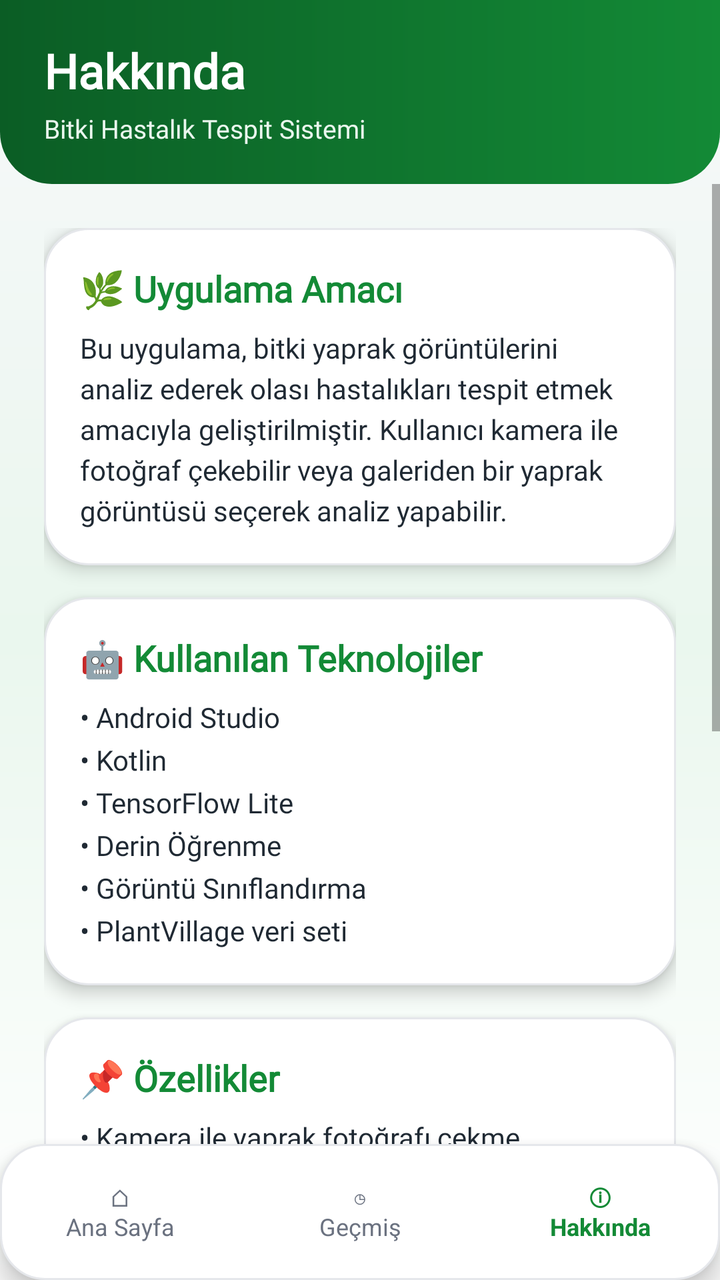
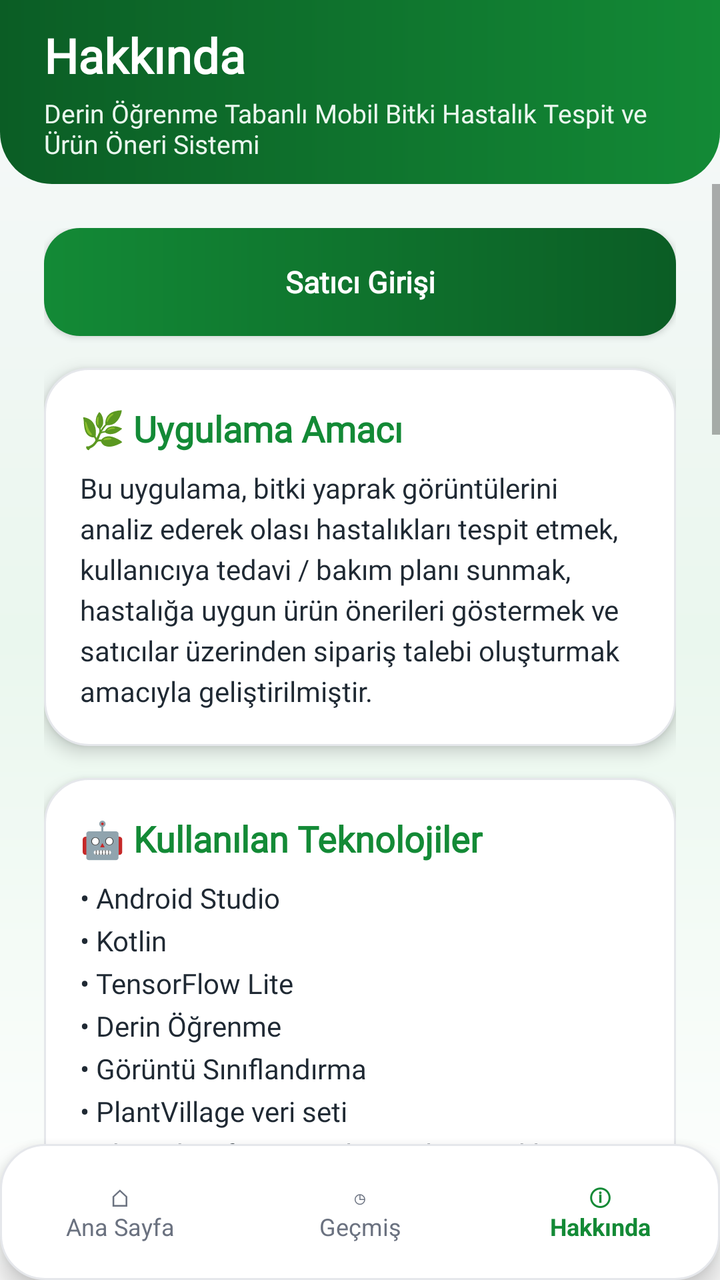

An Android layout rendered at two revisions. The XML below is the earlier revision; the diff shows what the commit changed to produce the second picture.
<!-- AndroidManifest.xml: application theme AppTheme -->
<!-- res/layout/activity_about.xml -->
<?xml version="1.0" encoding="utf-8"?>
<LinearLayout xmlns:android="http://schemas.android.com/apk/res/android"
    android:layout_width="match_parent"
    android:layout_height="match_parent"
    android:orientation="vertical"
    android:background="@drawable/bg_app_gradient">

    <LinearLayout
        android:layout_width="match_parent"
        android:layout_height="92dp"
        android:orientation="vertical"
        android:gravity="center_vertical"
        android:paddingStart="22dp"
        android:paddingEnd="22dp"
        android:background="@drawable/bg_header_green">

        <TextView
            android:layout_width="match_parent"
            android:layout_height="wrap_content"
            android:text="Hakkında"
            android:textColor="#FFFFFF"
            android:textSize="24sp"
            android:textStyle="bold"
            android:fontFamily="@font/opensans_bold" />

        <TextView
            android:layout_width="match_parent"
            android:layout_height="wrap_content"
            android:text="Bitki Hastalık Tespit Sistemi"
            android:textColor="#EAF7EE"
            android:textSize="13sp"
            android:fontFamily="@font/opensans_regular"
            android:layout_marginTop="4dp" />

    </LinearLayout>

    <ScrollView
        android:layout_width="match_parent"
        android:layout_height="0dp"
        android:layout_weight="1"
        android:fillViewport="true">

        <LinearLayout
            android:layout_width="match_parent"
            android:layout_height="wrap_content"
            android:orientation="vertical"
            android:padding="22dp">

            <LinearLayout
                android:layout_width="match_parent"
                android:layout_height="wrap_content"
                android:orientation="vertical"
                android:background="@drawable/bg_card_white"
                android:elevation="5dp"
                android:padding="18dp"
                android:layout_marginBottom="16dp">

                <TextView
                    android:layout_width="match_parent"
                    android:layout_height="wrap_content"
                    android:text="🌿 Uygulama Amacı"
                    android:textColor="#138A36"
                    android:textSize="18sp"
                    android:textStyle="bold"
                    android:fontFamily="@font/opensans_bold"
                    android:layout_marginBottom="8dp" />

                <TextView
                    android:layout_width="match_parent"
                    android:layout_height="wrap_content"
                    android:text="Bu uygulama, bitki yaprak görüntülerini analiz ederek olası hastalıkları tespit etmek amacıyla geliştirilmiştir. Kullanıcı kamera ile fotoğraf çekebilir veya galeriden bir yaprak görüntüsü seçerek analiz yapabilir."
                    android:textColor="#1F2933"
                    android:textSize="14sp"
                    android:fontFamily="@font/opensans_regular"
                    android:lineSpacingExtra="4dp" />

            </LinearLayout>

            <LinearLayout
                android:layout_width="match_parent"
                android:layout_height="wrap_content"
                android:orientation="vertical"
                android:background="@drawable/bg_card_white"
                android:elevation="5dp"
                android:padding="18dp"
                android:layout_marginBottom="16dp">

                <TextView
                    android:layout_width="match_parent"
                    android:layout_height="wrap_content"
                    android:text="🤖 Kullanılan Teknolojiler"
                    android:textColor="#138A36"
                    android:textSize="18sp"
                    android:textStyle="bold"
                    android:fontFamily="@font/opensans_bold"
                    android:layout_marginBottom="8dp" />

                <TextView
                    android:layout_width="match_parent"
                    android:layout_height="wrap_content"
                    android:text="• Android Studio\n• Kotlin\n• TensorFlow Lite\n• Derin Öğrenme\n• Görüntü Sınıflandırma\n• PlantVillage veri seti"
                    android:textColor="#1F2933"
                    android:textSize="14sp"
                    android:fontFamily="@font/opensans_regular"
                    android:lineSpacingExtra="5dp" />

            </LinearLayout>

            <LinearLayout
                android:layout_width="match_parent"
                android:layout_height="wrap_content"
                android:orientation="vertical"
                android:background="@drawable/bg_card_white"
                android:elevation="5dp"
                android:padding="18dp"
                android:layout_marginBottom="16dp">

                <TextView
                    android:layout_width="match_parent"
                    android:layout_height="wrap_content"
                    android:text="📌 Özellikler"
                    android:textColor="#138A36"
                    android:textSize="18sp"
                    android:textStyle="bold"
                    android:fontFamily="@font/opensans_bold"
                    android:layout_marginBottom="8dp" />

                <TextView
                    android:layout_width="match_parent"
                    android:layout_height="wrap_content"
                    android:text="• Kamera ile yaprak fotoğrafı çekme\n• Galeriden görüntü seçme\n• Hastalık tahmini yapma\n• Güven oranı gösterme\n• Hastalık belirtileri ve çözüm önerileri\n• Geçmiş analizleri kaydetme\n• Yaprak olmayan görseller için uyarı verme"
                    android:textColor="#1F2933"
                    android:textSize="14sp"
                    android:fontFamily="@font/opensans_regular"
                    android:lineSpacingExtra="5dp" />

            </LinearLayout>

            <LinearLayout
                android:layout_width="match_parent"
                android:layout_height="wrap_content"
                android:orientation="vertical"
                android:background="@drawable/bg_card_green_light"
                android:elevation="5dp"
                android:padding="18dp"
                android:layout_marginBottom="24dp">

                <TextView
                    android:layout_width="match_parent"
                    android:layout_height="wrap_content"
                    android:text="⚠️ Not"
                    android:textColor="#138A36"
                    android:textSize="18sp"
                    android:textStyle="bold"
                    android:fontFamily="@font/opensans_bold"
                    android:layout_marginBottom="8dp" />

                <TextView
                    android:layout_width="match_parent"
                    android:layout_height="wrap_content"
                    android:text="Bu uygulama eğitim ve bitirme projesi amacıyla geliştirilmiştir. Sonuçlar kesin tarımsal teşhis yerine ön bilgilendirme amacı taşır."
                    android:textColor="#1F2933"
                    android:textSize="14sp"
                    android:fontFamily="@font/opensans_regular"
                    android:lineSpacingExtra="4dp" />

            </LinearLayout>

        </LinearLayout>
    </ScrollView>

    <LinearLayout
        android:id="@+id/bottomNav"
        android:layout_width="match_parent"
        android:layout_height="68dp"
        android:orientation="horizontal"
        android:gravity="center"
        android:background="@drawable/bg_card_white"
        android:elevation="8dp">

        <TextView
            android:id="@+id/navHome"
            android:layout_width="0dp"
            android:layout_height="match_parent"
            android:layout_weight="1"
            android:text="⌂\nAna Sayfa"
            android:textColor="#6B7280"
            android:textSize="12sp"
            android:gravity="center" />

        <TextView
            android:id="@+id/navHistory"
            android:layout_width="0dp"
            android:layout_height="match_parent"
            android:layout_weight="1"
            android:text="◷\nGeçmiş"
            android:textColor="#6B7280"
            android:textSize="12sp"
            android:gravity="center" />

        <TextView
            android:id="@+id/navAbout"
            android:layout_width="0dp"
            android:layout_height="match_parent"
            android:layout_weight="1"
            android:text="ⓘ\nHakkında"
            android:textColor="#138A36"
            android:textSize="12sp"
            android:textStyle="bold"
            android:gravity="center" />

    </LinearLayout>

</LinearLayout>
<!-- resources referenced by this layout -->
<resources>
  <!-- drawable bg_app_gradient (drawable) -->
  <?xml version="1.0" encoding="utf-8"?>
  <shape xmlns:android="http://schemas.android.com/apk/res/android">
      <gradient
          android:startColor="#F7F8FA"
          android:centerColor="#EAF7EE"
          android:endColor="#FFFFFF"
          android:angle="270" />
  </shape>
  <!-- drawable bg_card_green_light (drawable) -->
  <?xml version="1.0" encoding="utf-8"?>
  <shape xmlns:android="http://schemas.android.com/apk/res/android">
      <solid android:color="#EAF7EE" />
  
      <corners android:radius="20dp" />
  
      <stroke
          android:width="1dp"
          android:color="#CFE8D6" />
  </shape>
  <!-- drawable bg_card_white (drawable) -->
  <?xml version="1.0" encoding="utf-8"?>
  <shape xmlns:android="http://schemas.android.com/apk/res/android">
      <solid android:color="#FFFFFF" />
  
      <corners android:radius="22dp" />
  
      <stroke
          android:width="1dp"
          android:color="#E5E7EB" />
  </shape>
  <!-- drawable bg_header_green (drawable) -->
  <?xml version="1.0" encoding="utf-8"?>
  <shape xmlns:android="http://schemas.android.com/apk/res/android">
      <gradient
          android:startColor="#0B5D25"
          android:endColor="#138A36"
          android:angle="0" />
  
      <corners
          android:bottomLeftRadius="26dp"
          android:bottomRightRadius="26dp" />
  </shape>
  <style name="AppTheme" parent="Theme.AppCompat.Light.NoActionBar">
          
          <item name="colorPrimary">@color/colorPrimary</item>
          <item name="colorPrimaryDark">@color/colorPrimaryDark</item>
          <item name="colorAccent">@color/colorAccent</item>
      </style>
  <color name="colorPrimary">#008577</color>
  <color name="colorPrimaryDark">#00574B</color>
  <color name="colorAccent">#00e676</color>
</resources>

<!-- the commit's change to res/layout/activity_about.xml (unified diff, before → after) -->
@@ -5,6 +5,7 @@
     android:orientation="vertical"
     android:background="@drawable/bg_app_gradient">
 
+    
     <LinearLayout
         android:layout_width="match_parent"
         android:layout_height="92dp"
@@ -26,7 +27,7 @@
         <TextView
             android:layout_width="match_parent"
             android:layout_height="wrap_content"
-            android:text="Bitki Hastalık Tespit Sistemi"
+            android:text="Derin Öğrenme Tabanlı Mobil Bitki Hastalık Tespit ve Ürün Öneri Sistemi"
             android:textColor="#EAF7EE"
             android:textSize="13sp"
             android:fontFamily="@font/opensans_regular"
@@ -46,6 +47,21 @@
             android:orientation="vertical"
             android:padding="22dp">
 
+            
+            <Button
+                android:id="@+id/aboutAdminLoginButton"
+                android:layout_width="match_parent"
+                android:layout_height="54dp"
+                android:layout_marginBottom="16dp"
+                android:text="Satıcı Girişi"
+                android:textColor="#FFFFFF"
+                android:textStyle="bold"
+                android:textSize="15sp"
+                android:textAllCaps="false"
+                android:fontFamily="@font/opensans_bold"
+                android:background="@drawable/bg_button_green" />
+
+            
             <LinearLayout
                 android:layout_width="match_parent"
                 android:layout_height="wrap_content"
@@ -68,7 +84,7 @@
                 <TextView
                     android:layout_width="match_parent"
                     android:layout_height="wrap_content"
-                    android:text="Bu uygulama, bitki yaprak görüntülerini analiz ederek olası hastalıkları tespit etmek amacıyla geliştirilmiştir. Kullanıcı kamera ile fotoğraf çekebilir veya galeriden bir yaprak görüntüsü seçerek analiz yapabilir."
+                    android:text="Bu uygulama, bitki yaprak görüntülerini analiz ederek olası hastalıkları tespit etmek, kullanıcıya tedavi / bakım planı sunmak, hastalığa uygun ürün önerileri göstermek ve satıcılar üzerinden sipariş talebi oluşturmak amacıyla geliştirilmiştir."
                     android:textColor="#1F2933"
                     android:textSize="14sp"
                     android:fontFamily="@font/opensans_regular"
@@ -76,6 +92,7 @@
 
             </LinearLayout>
 
+            
             <LinearLayout
                 android:layout_width="match_parent"
                 android:layout_height="wrap_content"
@@ -98,44 +115,139 @@
                 <TextView
                     android:layout_width="match_parent"
                     android:layout_height="wrap_content"
-                    android:text="• Android Studio\n• Kotlin\n• TensorFlow Lite\n• Derin Öğrenme\n• Görüntü Sınıflandırma\n• PlantVillage veri seti"
-                    android:textColor="#1F2933"
-                    android:textSize="14sp"
-                    android:fontFamily="@font/opensans_regular"
-                    android:lineSpacingExtra="5dp" />
-
-            </LinearLayout>
-
-            <LinearLayout
-                android:layout_width="match_parent"
-                android:layout_height="wrap_content"
-                android:orientation="vertical"
-                android:background="@drawable/bg_card_white"
-                android:elevation="5dp"
-                android:padding="18dp"
-                android:layout_marginBottom="16dp">
-
-                <TextView
-                    android:layout_width="match_parent"
-                    android:layout_height="wrap_content"
-                    android:text="📌 Özellikler"
-                    android:textColor="#138A36"
-                    android:textSize="18sp"
-                    android:textStyle="bold"
-                    android:fontFamily="@font/opensans_bold"
-                    android:layout_marginBottom="8dp" />
-
-                <TextView
-                    android:layout_width="match_parent"
-                    android:layout_height="wrap_content"
-                    android:text="• Kamera ile yaprak fotoğrafı çekme\n• Galeriden görüntü seçme\n• Hastalık tahmini yapma\n• Güven oranı gösterme\n• Hastalık belirtileri ve çözüm önerileri\n• Geçmiş analizleri kaydetme\n• Yaprak olmayan görseller için uyarı verme"
-                    android:textColor="#1F2933"
-                    android:textSize="14sp"
-                    android:fontFamily="@font/opensans_regular"
-                    android:lineSpacingExtra="5dp" />
-
-            </LinearLayout>
-
+                    android:text="• Android Studio\n• Kotlin\n• TensorFlow Lite\n• Derin Öğrenme\n• Görüntü Sınıflandırma\n• PlantVillage veri seti\n• SharedPreferences ile yerel veri saklama\n• PDF rapor oluşturma"
+                    android:textColor="#1F2933"
+                    android:textSize="14sp"
+                    android:fontFamily="@font/opensans_regular"
+                    android:lineSpacingExtra="5dp" />
+
+            </LinearLayout>
+
+            
+            <LinearLayout
+                android:layout_width="match_parent"
+                android:layout_height="wrap_content"
+                android:orientation="vertical"
+                android:background="@drawable/bg_card_white"
+                android:elevation="5dp"
+                android:padding="18dp"
+                android:layout_marginBottom="16dp">
+
+                <TextView
+                    android:layout_width="match_parent"
+                    android:layout_height="wrap_content"
+                    android:text="📌 Temel Özellikler"
+                    android:textColor="#138A36"
+                    android:textSize="18sp"
+                    android:textStyle="bold"
+                    android:fontFamily="@font/opensans_bold"
+                    android:layout_marginBottom="8dp" />
+
+                <TextView
+                    android:layout_width="match_parent"
+                    android:layout_height="wrap_content"
+                    android:text="• Kamera ile yaprak fotoğrafı çekme\n• Galeriden görüntü seçme\n• Yapay zeka ile hastalık tahmini yapma\n• Güven oranı gösterme\n• Yaprak olmayan görseller için uyarı verme\n• Hastalık belirtileri ve çözüm önerilerini görüntüleme\n• Geçmiş analizleri kaydetme\n• PDF analiz raporu oluşturma"
+                    android:textColor="#1F2933"
+                    android:textSize="14sp"
+                    android:fontFamily="@font/opensans_regular"
+                    android:lineSpacingExtra="5dp" />
+
+            </LinearLayout>
+
+            
+            <LinearLayout
+                android:layout_width="match_parent"
+                android:layout_height="wrap_content"
+                android:orientation="vertical"
+                android:background="@drawable/bg_card_white"
+                android:elevation="5dp"
+                android:padding="18dp"
+                android:layout_marginBottom="16dp">
+
+                <TextView
+                    android:layout_width="match_parent"
+                    android:layout_height="wrap_content"
+                    android:text="🧪 Tedavi ve Ürün Öneri Sistemi"
+                    android:textColor="#138A36"
+                    android:textSize="18sp"
+                    android:textStyle="bold"
+                    android:fontFamily="@font/opensans_bold"
+                    android:layout_marginBottom="8dp" />
+
+                <TextView
+                    android:layout_width="match_parent"
+                    android:layout_height="wrap_content"
+                    android:text="• Hastalığa göre tedavi / bakım planı oluşturma\n• Risk seviyesine göre yönlendirme yapma\n• Hastalığa uygun ürün önerileri gösterme\n• Ürün detaylarını görüntüleme\n• Ürünleri kategoriye göre inceleme\n• Favori ürünleri kaydetme\n• Ürüne bağlı satıcı bilgisini gösterme"
+                    android:textColor="#1F2933"
+                    android:textSize="14sp"
+                    android:fontFamily="@font/opensans_regular"
+                    android:lineSpacingExtra="5dp" />
+
+            </LinearLayout>
+
+            
+            <LinearLayout
+                android:layout_width="match_parent"
+                android:layout_height="wrap_content"
+                android:orientation="vertical"
+                android:background="@drawable/bg_card_white"
+                android:elevation="5dp"
+                android:padding="18dp"
+                android:layout_marginBottom="16dp">
+
+                <TextView
+                    android:layout_width="match_parent"
+                    android:layout_height="wrap_content"
+                    android:text="🛒 Satıcı ve Sipariş Sistemi"
+                    android:textColor="#138A36"
+                    android:textSize="18sp"
+                    android:textStyle="bold"
+                    android:fontFamily="@font/opensans_bold"
+                    android:layout_marginBottom="8dp" />
+
+                <TextView
+                    android:layout_width="match_parent"
+                    android:layout_height="wrap_content"
+                    android:text="• Satıcı listesini görüntüleme\n• Satıcıları şehir, ilçe veya uzmanlık alanına göre arama\n• Satıcı telefon ve e-posta bilgilerine ulaşma\n• Ürün için sipariş talebi oluşturma\n• Kullanıcının kendi cihazındaki sipariş durumunu takip etmesi\n• Her satıcının kendi kullanıcı adı ve şifresiyle giriş yapması\n• Satıcının sadece kendi ürünlerini ve siparişlerini görmesi\n• Satıcının sipariş durumunu güncellemesi"
+                    android:textColor="#1F2933"
+                    android:textSize="14sp"
+                    android:fontFamily="@font/opensans_regular"
+                    android:lineSpacingExtra="5dp" />
+
+            </LinearLayout>
+
+            
+            <LinearLayout
+                android:layout_width="match_parent"
+                android:layout_height="wrap_content"
+                android:orientation="vertical"
+                android:background="@drawable/bg_card_white"
+                android:elevation="5dp"
+                android:padding="18dp"
+                android:layout_marginBottom="16dp">
+
+                <TextView
+                    android:layout_width="match_parent"
+                    android:layout_height="wrap_content"
+                    android:text="📍 Bölgesel Hastalık Kayıtları"
+                    android:textColor="#138A36"
+                    android:textSize="18sp"
+                    android:textStyle="bold"
+                    android:fontFamily="@font/opensans_bold"
+                    android:layout_marginBottom="8dp" />
+
+                <TextView
+                    android:layout_width="match_parent"
+                    android:layout_height="wrap_content"
+                    android:text="• Analiz sonucunu il / ilçe bilgisiyle kaydetme\n• Bölgesel hastalık kayıtlarını görüntüleme\n• Hastalık haritası / kayıt ekranı üzerinden geçmiş bölgesel kayıtları inceleme\n• Hastalık kayıt detaylarına ulaşma"
+                    android:textColor="#1F2933"
+                    android:textSize="14sp"
+                    android:fontFamily="@font/opensans_regular"
+                    android:lineSpacingExtra="5dp" />
+
+            </LinearLayout>
+
+            
             <LinearLayout
                 android:layout_width="match_parent"
                 android:layout_height="wrap_content"
@@ -158,7 +270,7 @@
                 <TextView
                     android:layout_width="match_parent"
                     android:layout_height="wrap_content"
-                    android:text="Bu uygulama eğitim ve bitirme projesi amacıyla geliştirilmiştir. Sonuçlar kesin tarımsal teşhis yerine ön bilgilendirme amacı taşır."
+                    android:text="Bu uygulama eğitim ve bitirme projesi amacıyla geliştirilmiştir. Hastalık tahmini, ürün önerileri ve bakım planları ön bilgilendirme amaçlıdır. Kesin teşhis, ilaç kullanımı ve uygulama kararları için ziraat uzmanına danışılmalıdır."
                     android:textColor="#1F2933"
                     android:textSize="14sp"
                     android:fontFamily="@font/opensans_regular"
@@ -169,6 +281,7 @@
         </LinearLayout>
     </ScrollView>
 
+    
     <LinearLayout
         android:id="@+id/bottomNav"
         android:layout_width="match_parent"
<!-- resource entries referenced after the edit -->
@@ -8,6 +8,22 @@
           android:centerColor="#EAF7EE"
           android:endColor="#FFFFFF"
           android:angle="270" />
+  </shape>
+  <!-- drawable bg_button_green (drawable) -->
+  <?xml version="1.0" encoding="utf-8"?>
+  <shape xmlns:android="http://schemas.android.com/apk/res/android">
+      <gradient
+          android:startColor="#138A36"
+          android:endColor="#0B5D25"
+          android:angle="0" />
+  
+      <corners android:radius="18dp" />
+  
+      <padding
+          android:left="12dp"
+          android:right="12dp"
+          android:top="8dp"
+          android:bottom="8dp" />
   </shape>
   <!-- drawable bg_card_green_light (drawable) -->
   <?xml version="1.0" encoding="utf-8"?>
